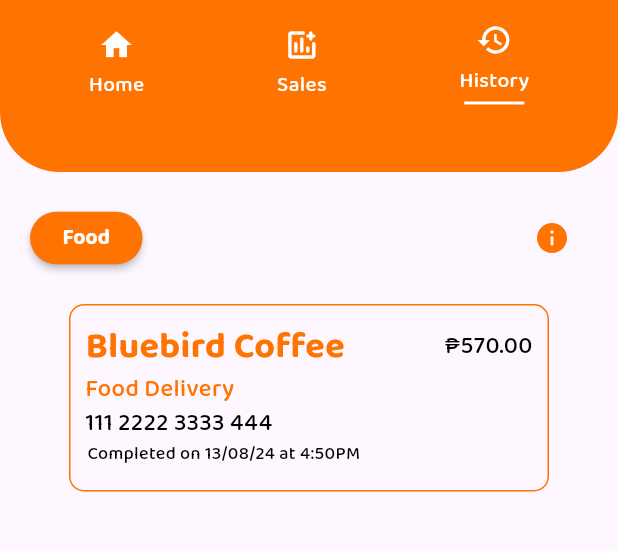
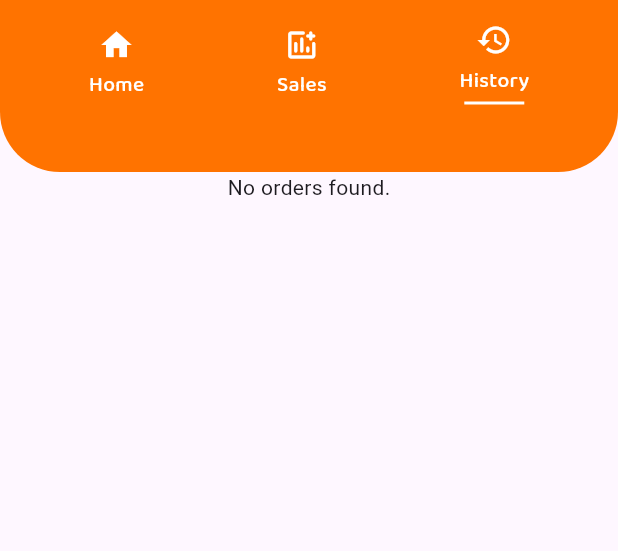
Before and after one commit to lansoyyy/zippy_rider, a Flutter app: the HistoryScreen screen opened directly, on a phone screen of 412 x 824 dp, the part 113-664 px from its top. Run offline on Flutter 3.47's test engine with Material 3 defaults, Android fonts, the phone set to English and light mode, and no system bars; our stand-ins replace cloud_firestore, firebase_auth, firebase_core, firebase_storage, fluttertoast, google_maps_flutter and 1 more; accounts and stored records are empty; network calls fail.

Commit message:
feat: displyed working UI

```diff
--- a/lib/screens/tabs/history_tab.dart
+++ b/lib/screens/tabs/history_tab.dart
@@ -4,6 +4,7 @@
 import 'package:firebase_auth/firebase_auth.dart';
 import 'package:flutter/material.dart';
 import 'package:google_maps_flutter/google_maps_flutter.dart';
+import 'package:intl/intl.dart';
 import 'package:zippy/screens/home_screen.dart';
 import 'package:zippy/screens/pages/completed_page.dart';
 import 'package:zippy/screens/pages/profile_page.dart';
@@ -29,6 +30,7 @@
   final FirebaseAuth _auth = FirebaseAuth.instance;
   String? riderName;
   String? profileImage;
+  String driverId = 'I7FTuyOuTNeo0xkCNjxfT0NBWxF3';
   @override
   void initState() {
     super.initState();
@@ -151,66 +153,96 @@
               ],
             ),
           ),
-          const SizedBox(
-            height: 20,
-          ),
-          Padding(
-            padding: const EdgeInsets.only(left: 20, right: 20),
-            child: Row(
-              mainAxisAlignment: MainAxisAlignment.spaceBetween,
-              children: [
-                ButtonWidget(
-                  height: 35,
-                  width: 75,
-                  fontSize: 14,
-                  label: 'Food',
-                  onPressed: () {},
-                ),
-                IconButton(
-                  onPressed: () {},
-                  icon: const Icon(
-                    Icons.info,
-                    color: secondary,
-                  ),
-                ),
-              ],
-            ),
-          ),
-          const SizedBox(
-            height: 20,
-          ),
-          GestureDetector(
+          // const SizedBox(
+          //   height: 20,
+          // ),
+          // Padding(
+          //   padding: const EdgeInsets.only(left: 20, right: 20),
+          //   child: Row(
+          //     mainAxisAlignment: MainAxisAlignment.spaceBetween,
+          //     children: [
+          //       ButtonWidget(
+          //         height: 35,
+          //         width: 75,
+          //         fontSize: 14,
+          //         label: 'Food',
+          //         onPressed: () {},
+          //       ),
+          //       IconButton(
+          //         onPressed: () {},
+          //         icon: const Icon(
+          //           Icons.info,
+          //           color: secondary,
+          //         ),
+          //       ),
+          //     ],
+          //   ),
+          // ),
+          // const SizedBox(
+          //   height: 20,
+          // ),
+          StreamBuilder<QuerySnapshot>(
+              stream: FirebaseFirestore.instance
+                  .collection('Orders')
+                  .where('driverId', isEqualTo: driverId)
+                  .where('status', isEqualTo: 'Delivered')
+                  .snapshots(),
+              builder: (context, AsyncSnapshot<QuerySnapshot> snapshot) {
+                if (!snapshot.hasData) {
+                  return const Center(child: Text('Loading'));
+                } else if (snapshot.hasError) {
+                  return const Center(child: Text('Something went wrong'));
+                } else if (snapshot.connectionState ==
+                    ConnectionState.waiting) {
+                  return const Center(child: CircularProgressIndicator());
+                }
+
+                final orders = snapshot.data!.docs;
+
+                if (orders.isEmpty) {
+                  return const Center(child: Text('No orders found.'));
+                }
+
+                return Expanded(
+                  child: ListView.builder(
+                    itemCount: orders.length,
+                    itemBuilder: (context, index) {
+                      var order = orders[index];
+                      return GestureDetector(
                         onTap: () {
                           Navigator.of(context).push(
-                MaterialPageRoute(builder: (context) => const CompletedPage()),
+                            MaterialPageRoute(
+                                builder: (context) => const CompletedPage()),
                           );
                         },
+                        child: Padding(
+                          padding: const EdgeInsets.only(
+                              left: 20, right: 20, bottom: 10),
                           child: Container(
                             height: 125,
-              width: 320,
+                            width: double.infinity,
                             decoration: BoxDecoration(
                               border: Border.all(color: secondary),
-                borderRadius: BorderRadius.circular(
-                  10,
-                ),
+                              borderRadius: BorderRadius.circular(10),
                             ),
                             child: Padding(
-                padding: const EdgeInsets.all(10.0),
+                              padding: const EdgeInsets.all(15),
                               child: Column(
                                 crossAxisAlignment: CrossAxisAlignment.start,
                                 children: [
                                   Row(
-                      mainAxisAlignment: MainAxisAlignment.spaceBetween,
+                                    mainAxisAlignment:
+                                        MainAxisAlignment.spaceBetween,
                                     children: [
                                       TextWidget(
-                          text: 'Bluebird Coffee',
-                          fontSize: 24,
+                                        text: '${order['merchantName']}',
+                                        fontSize: 28,
                                         fontFamily: 'Bold',
                                         color: secondary,
                                       ),
                                       TextWidget(
-                          text: '₱570.00',
-                          fontSize: 16,
+                                        text: '₱${order['subtotal']}',
+                                        fontSize: 19,
                                         fontFamily: 'Medium',
                                         color: Colors.black,
                                       ),
@@ -218,27 +250,39 @@
                                   ),
                                   TextWidget(
                                     text: 'Food Delivery',
-                      fontSize: 16,
+                                    fontSize: 19,
                                     fontFamily: 'Medium',
                                     color: secondary,
                                   ),
                                   TextWidget(
-                      text: '111 2222 3333 444',
-                      fontSize: 16,
+                                    text: '${order['merchantId']}',
+                                    fontSize: 19,
                                     fontFamily: 'Medium',
                                     color: Colors.black,
                                   ),
+                                  Row(
+                                    mainAxisAlignment:
+                                        MainAxisAlignment.spaceBetween,
+                                    children: [
                                       TextWidget(
-                      text: 'Completed on 13/08/24 at 4:50PM ',
-                      fontSize: 12,
+                                        text:
+                                            'Completed on ${DateFormat('MMMM d, y \'at\' h:mm a').format(order['date'].toDate())}', // Need to put date completion in the db
+                                        fontSize: 15,
+                                        color: secondary,
                                         fontFamily: 'Medium',
-                      color: Colors.black,
+                                      ),
+                                    ],
                                   ),
                                 ],
                               ),
                             ),
                           ),
                         ),
+                      );
+                    },
+                  ),
+                );
+              }),
         ],
       ),
     );
```
Also changed, not shown: lib/screens/tabs/sales_tab.dart (+30 -22 lines). Lines whose indentation alone changed are shown as unchanged.
